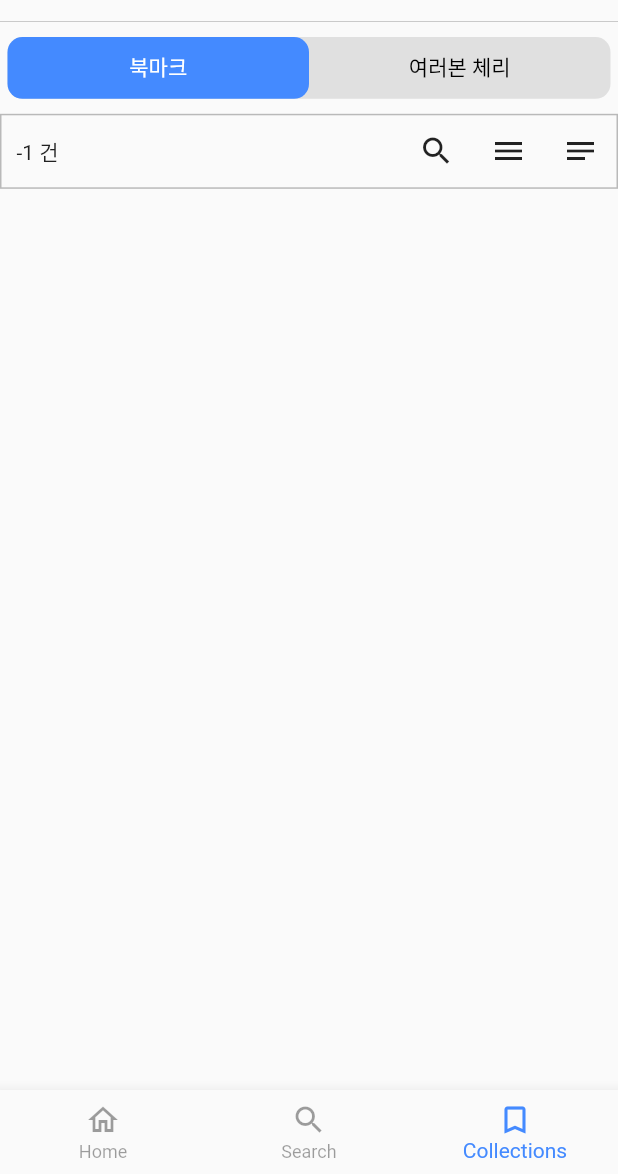
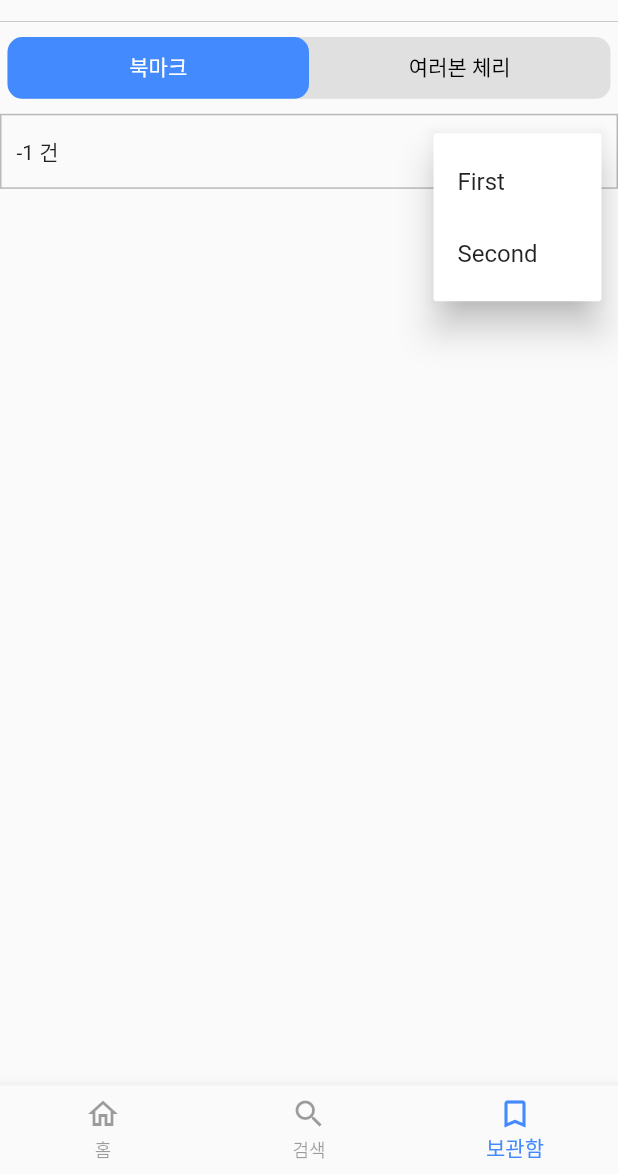
Before and after one commit to ilyosbekkk/Cheri_Viewer, a Flutter app: the screen it shows after launch, item 3 of the bottom bar chosen, after a tap on the "notes" icon, on a phone screen of 412 x 824 dp, the part 62-1236 px from its top. Run offline on Flutter 3.47's test engine with Material 2 defaults, Android fonts, the phone set to English and light mode, and no system bars; drawn by our look-alikes of pull_to_refresh; our stand-ins replace firebase_auth, firebase_core, fluttertoast, google_sign_in, progress_indicators; missing offline and left inert: flutter_inappwebview, flutter_naver_login, kakao_flutter_sdk; accounts and stored records are empty; network calls fail.

Commit message:
popup added

```diff
--- a/lib/ui/nav_controller.dart
+++ b/lib/ui/nav_controller.dart
@@ -64,10 +64,10 @@ class _NavCotrollerState extends State<NavCotroller> {
       ),
       bottomNavigationBar: BottomNavigationBar(
         items: const <BottomNavigationBarItem>[
-          BottomNavigationBarItem(icon: Icon(Icons.home_outlined), label: home),
-          BottomNavigationBarItem(icon: Icon(Icons.search), label: search),
+          BottomNavigationBarItem(icon: Icon(Icons.home_outlined), label: home_kr),
+          BottomNavigationBarItem(icon: Icon(Icons.search), label: search_kr),
           BottomNavigationBarItem(
-              icon: Icon(Icons.bookmark_border), label: collections),
+              icon: Icon(Icons.bookmark_border), label: collections_kr),
         ],
         onTap: _onItemSelected,
         selectedItemColor: Colors.blueAccent,
--- a/lib/ui/screens/storage_screen.dart
+++ b/lib/ui/screens/storage_screen.dart
@@ -23,6 +23,8 @@ class _StorageBoxScreenState extends State<StorageBoxScreen>
 
   TextEditingController _controller = TextEditingController();
   bool _searchMode = false;
+  String _popupValue1 = "";
+  String _popupValue2 = "";
 
   @override
   void didChangeDependencies() {
@@ -54,9 +56,6 @@ class _StorageBoxScreenState extends State<StorageBoxScreen>
             return _buildCustomTabView();
         });
   }
-
-
-
 
   Widget _buildCustomTabBar() {
     return Container(
@@ -129,7 +128,8 @@ class _StorageBoxScreenState extends State<StorageBoxScreen>
       child: Row(
         children: [
           Container(
-              margin: EdgeInsets.only(left: 10.0), child: Text('${count-1} 건')),
+              margin: EdgeInsets.only(left: 10.0),
+              child: Text('${count - 1} 건')),
           Spacer(),
           IconButton(
               onPressed: () {
@@ -138,14 +138,61 @@ class _StorageBoxScreenState extends State<StorageBoxScreen>
                 });
               },
               icon: Icon(Icons.search)),
-          IconButton(onPressed: () {}, icon: Icon(Icons.menu_outlined)),
-          IconButton(onPressed: () {}, icon: Icon(Icons.notes_outlined)),
+          Container(
+            margin: EdgeInsets.only(left: 5.0),
+            child: PopupMenuButton(
+                child: Icon(Icons.menu),
+                elevation: 10,
+                enabled: true,
+                onSelected: (value) {
+                  setState(() {
+                    _popupValue1 = value.toString();
+                    print(_popupValue1);
+                  });
+                },
+                itemBuilder: (context) => [
+                      PopupMenuItem(
+                        child: Text("First"),
+                        value: "first1",
+                      ),
+                      PopupMenuItem(
+                        child: Text("Second"),
+                        value: "second1",
+                      )
+                    ]),
+          ),
+          Container(
+            margin: EdgeInsets.only(left: 10.0, right: 10),
+            child: PopupMenuButton(
+                elevation: 10,
+                child: Icon(
+                  Icons.notes_outlined,
+                ),
+                enabled: true,
+                onSelected: (value) {
+                  setState(() {
+                    _popupValue2 = value.toString();
+                    print(_popupValue1);
+                  });
+                },
+                itemBuilder: (context) => [
+                      PopupMenuItem(
+                        child: Text("First"),
+                        value: "first2",
+                      ),
+                      PopupMenuItem(
+                        child: Text("Second"),
+                        value: "second2",
+                      )
+                    ]),
+          ),
         ],
       ),
     );
   }
 
-  Widget _buildPostWidget(double height, double width, index, PostListsProvider homePageProvider) {
+  Widget _buildPostWidget(
+      double height, double width, index, PostListsProvider homePageProvider) {
     List<Post> posts = homePageProvider.posts;
     return PostWidget(height, width, homePageProvider, posts[index]);
   }
@@ -178,15 +225,17 @@ class _StorageBoxScreenState extends State<StorageBoxScreen>
           ),
           Expanded(
             flex: 2,
-            child: IconButton(icon: Icon(Icons.clear), onPressed: () {
-              setState(() {
-                _searchMode = false;
-              });
-            },),
+            child: IconButton(
+              icon: Icon(Icons.clear),
+              onPressed: () {
+                setState(() {
+                  _searchMode = false;
+                });
+              },
+            ),
           )
         ],
       ),
     );
   }
-
 }
```
Also changed, not shown: lib/ui/screens/search_screen.dart (+50 -2 lines).
